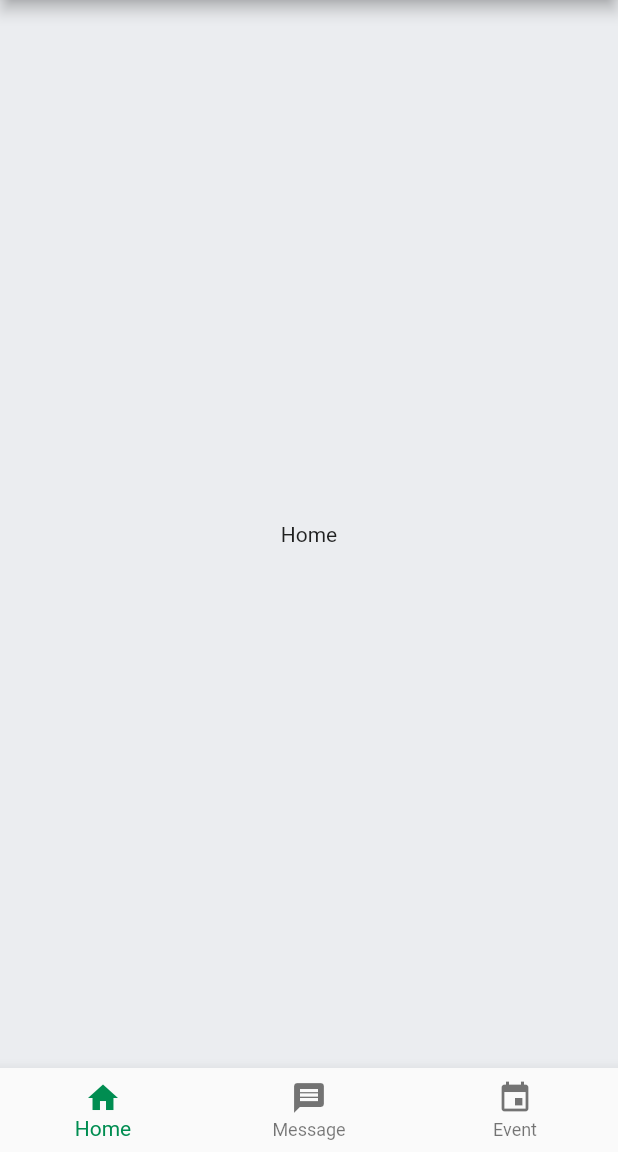
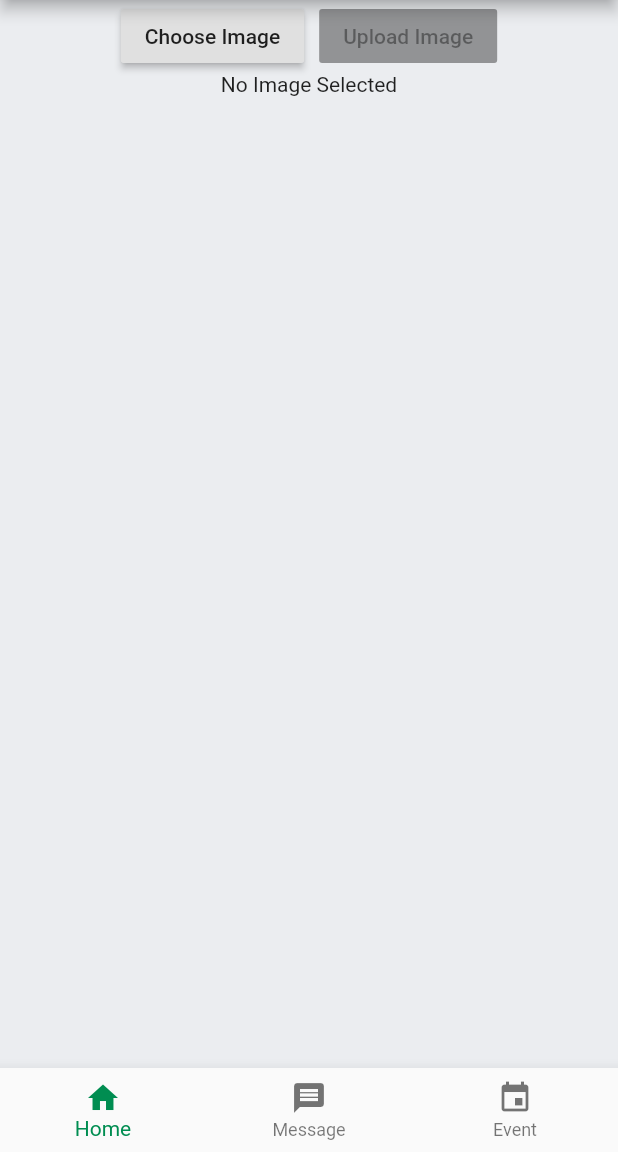
Before and after one commit to YemaneAbrha/Nasa-Admin, a Flutter app: the screen it shows after launch, on a phone screen of 412 x 824 dp, the part 84-1236 px from its top. Run offline on Flutter 3.47's test engine with Material 2 defaults, Android fonts, the phone set to English and light mode, and no system bars; our stand-ins replace image_picker.

```diff
--- a/lib/Presentation/body/home.dart
+++ b/lib/Presentation/body/home.dart
@@ -1,7 +1,6 @@
 import 'package:flutter/material.dart';
-
-//From nasaAcadamy package.
-import 'package:nasaadmin/Presentation/common/basicappbar.dart';
+import 'package:image_picker/image_picker.dart';
+import 'dart:io';
 
 class HomePage extends StatefulWidget {
   @override
@@ -9,12 +8,55 @@ class HomePage extends StatefulWidget {
 }
 
 class _HomePageState extends State<HomePage> {
+  File file;
+
+  void _choose() async {
+    File selected = await ImagePicker.pickImage(source: ImageSource.gallery);
+    setState(() async {
+      file = await ImagePicker.pickImage(source: ImageSource.gallery);
+    });
+  }
+
+  // void _upload() {
+  //   if (file == null) return;
+  //   String base64Image = base64Encode(file.readAsBytesSync());
+  //   String fileName = file.path.split("/").last;
+
+  //   http.post(phpEndPoint, body: {
+  //     "image": base64Image,
+  //     "name": fileName,
+  //   }).then((res) {
+  //     print(res.statusCode);
+  //   }).catchError((err) {
+  //     print(err);
+  //   });
+  // }
+
   @override
   Widget build(BuildContext context) {
-    return Container(
-      child: Center(
-        child: Text("Home"),
-      ),
+    // return Container(
+    //   child: Center(
+    //     child: Text("Home"),
+    //   ),
+    // );
+    return Column(
+      children: <Widget>[
+        Row(
+          mainAxisAlignment: MainAxisAlignment.center,
+          children: <Widget>[
+            RaisedButton(
+              onPressed: _choose,
+              child: Text('Choose Image'),
+            ),
+            SizedBox(width: 10.0),
+            RaisedButton(
+              // onPressed: ,
+              child: Text('Upload Image'),
+            )
+          ],
+        ),
+        file == null ? Text('No Image Selected') : Image.file(file)
+      ],
     );
   }
 }
--- a/pubspec.yaml
+++ b/pubspec.yaml
@@ -20,6 +20,7 @@ dependencies:
   flutter:
     sdk: flutter
   http: ^0.12.0+4
+  image_picker: ^0.6.3+4
   # The following adds the Cupertino Icons font to your application.
   # Use with the CupertinoIcons class for iOS style icons.
   cupertino_icons: ^0.1.2
```
Also changed, not shown: lib/Controller/apiFunction.dart (+26 -7 lines), lib/Presentation/body/event.dart (+46 -4 lines), lib/main.dart (+36 -0 lines), pubspec.lock.
